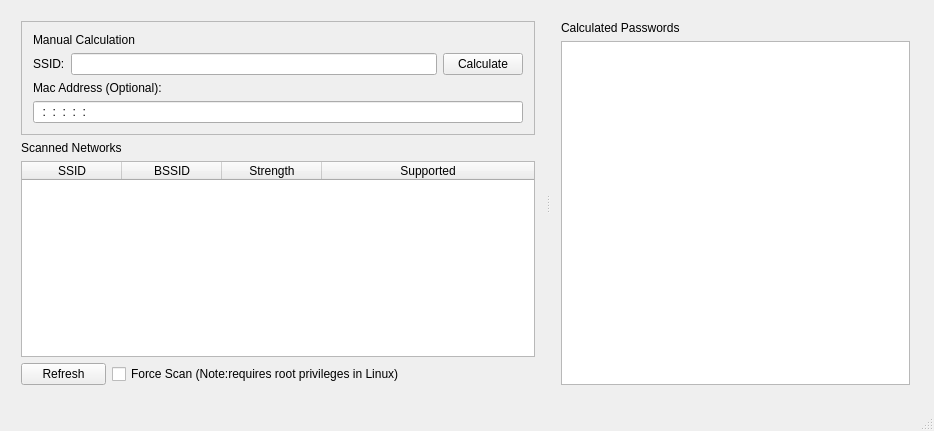
First picture: the form in forms/routerkeygen.ui, repository routerkeygen/routerkeygenPC, before the edit.
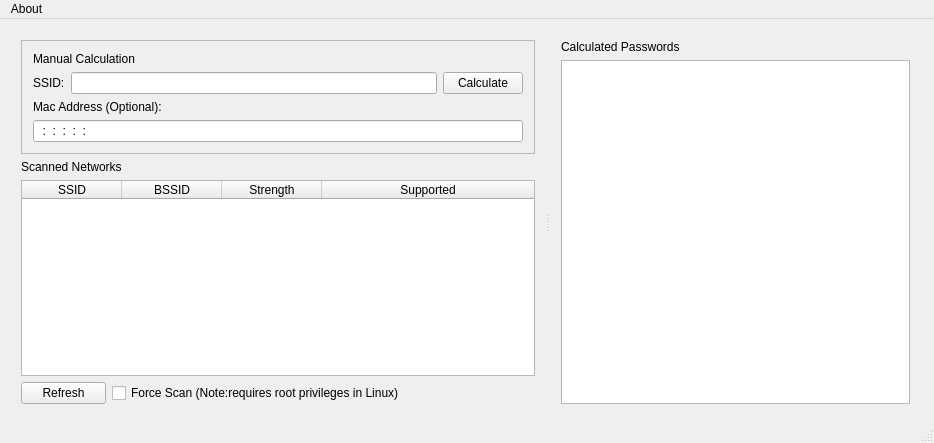
Second picture: the form after the edit. Icons and pictures are not drawn.

Commit message: [Qt] Added welcome dialog and About dialog.

```diff
--- a/forms/routerkeygen.ui
+++ b/forms/routerkeygen.ui
@@ -7,7 +7,7 @@
     <x>0</x>
     <y>0</y>
     <width>934</width>
-    <height>431</height>
+    <height>443</height>
    </rect>
   </property>
   <property name="windowTitle">
@@ -79,7 +79,7 @@
          <item>
           <widget class="QLineEdit" name="macInput">
            <property name="inputMask">
-            <string>HH:HH:HH:HH:HH:HH; </string>
+            <string>HH:HH:HH:HH:HH:HH</string>
            </property>
           </widget>
          </item>
@@ -187,6 +187,40 @@
    </widget>
   </widget>
   <widget class="QStatusBar" name="statusBar"/>
+  <widget class="QMenuBar" name="menuBar">
+   <property name="geometry">
+    <rect>
+     <x>0</x>
+     <y>0</y>
+     <width>934</width>
+     <height>20</height>
+    </rect>
+   </property>
+   <widget class="QMenu" name="menuAbout">
+    <property name="title">
+     <string>About</string>
+    </property>
+    <addaction name="actionDonate"/>
+    <addaction name="actionDonate_Google_Play"/>
+    <addaction name="actionAbout"/>
+   </widget>
+   <addaction name="menuAbout"/>
+  </widget>
+  <action name="actionDonate">
+   <property name="text">
+    <string>Paypal</string>
+   </property>
+  </action>
+  <action name="actionDonate_Google_Play">
+   <property name="text">
+    <string>Google Play</string>
+   </property>
+  </action>
+  <action name="actionAbout">
+   <property name="text">
+    <string>About RouterKeygen</string>
+   </property>
+  </action>
  </widget>
  <layoutdefault spacing="6" margin="11"/>
  <resources>
```
Left out of the diff: 3 changed lines with no effect on the pictures. The commit also changes 11 other files.
